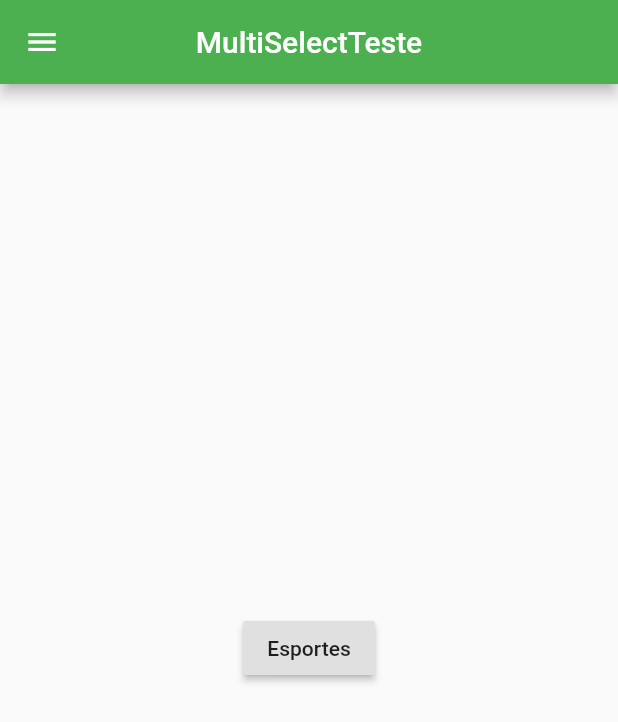
After one commit to neimarp/AppEventosFlutter, a Flutter app: the HomeScreen screen opened directly, swiped to page 4, on a phone screen of 412 x 824 dp. The commit adds this screen. Shown: the top 722 px of the screen. Run offline on Flutter 3.47's test engine with Material 2 defaults, Android fonts, the phone set to English and light mode, and no system bars; our stand-ins replace cloud_firestore, firebase_auth, firebase_storage, flutter_masked_text, font_awesome_flutter, google_sign_in and 2 more; accounts and stored records are empty.

Commit message:
multiselectwidget

```diff
--- a/lib/screens/home_screen.dart
+++ b/lib/screens/home_screen.dart
@@ -2,6 +2,7 @@ import 'package:flutter/material.dart';
 import 'package:loja/screens/cadastro_evento_screen.dart';
 import 'package:loja/screens/cadastro_usuario_screen.dart';
 import 'package:loja/screens/chat_screen.dart';
+import 'package:loja/screens/multiselect_teste.dart';
 import 'package:loja/tabs/home_tab.dart';
 import 'package:loja/widget/custom_drawer.dart';
 
@@ -40,6 +41,14 @@ class HomeScreen extends StatelessWidget {
           ),
           body: ChatScreen(),
         ),
+        Scaffold(
+          drawer: CustomDrawer(_pageController),
+          appBar: AppBar(
+            title: Text("MultiSelectTeste"),
+            centerTitle: true,
+          ),
+          body: MultiSelectScreen(),
+        ),
       ],
     );
 
--- /dev/null
+++ b/lib/screens/multiselect_teste.dart
@@ -0,0 +1,76 @@
+import 'package:cloud_firestore/cloud_firestore.dart';
+import 'package:flutter/material.dart';
+import 'package:loja/widget/multi_select.dart';
+
+class MultiSelectScreen extends StatefulWidget {
+  @override
+  _MultiSelectScreenState createState() => _MultiSelectScreenState();
+}
+
+class _MultiSelectScreenState extends State<MultiSelectScreen> {
+
+  Firestore _firestore = Firestore.instance;
+
+  List<dynamic> reportList = [];
+
+  void _searchEsportes() async {
+    var esportes = await _firestore.collection("esportes").orderBy("nome").getDocuments();
+    reportList = esportes.documents.map((e){
+      return e.data["nome"];
+    }).toList();
+    //print(reportList);
+  }
+
+  List<dynamic> selectedReportList = List();
+
+  _showReportDialog() {
+    showDialog(
+      context: context,
+      builder: (BuildContext context) {
+        return AlertDialog(
+            title: Text("Selecione os Esportes"),
+            content: MultiSelect(
+              reportList,
+              onSelectionChanged: (selectedList) {
+                setState(() {
+                  selectedReportList = selectedList;
+                });
+              }
+            ),
+            actions: <Widget>[
+              FlatButton(
+                child: Text("confirmar"),
+                onPressed: () {
+                  //print(selectedReportList);
+                  Navigator.of(context).pop();
+                },
+              )
+            ],
+          );
+      }
+    );
+  }
+
+  @override
+  void initState() {
+    super.initState();
+    _searchEsportes();
+  }
+
+  @override
+  Widget build(BuildContext context) {
+    return Column(
+      mainAxisAlignment: MainAxisAlignment.center,
+      crossAxisAlignment: CrossAxisAlignment.center,
+      children: <Widget>[
+        Center(
+          child: RaisedButton(
+            child: Text("Esportes"),
+            onPressed: () => _showReportDialog(),
+          ),
+        ),
+        Text(selectedReportList.join(" , ")),
+      ],
+    );
+  }
+}
--- a/lib/widget/custom_drawer.dart
+++ b/lib/widget/custom_drawer.dart
@@ -135,6 +135,7 @@ class CustomDrawer extends StatelessWidget {
               DrawerTile(Icons.home, "Eventos", pageController, 0),
               DrawerTile(Icons.event, "Cadastro Evento", pageController, 1),
               DrawerTile(Icons.chat, "Chat", pageController, 2),
+              DrawerTile(Icons.chat, "MultiSelectTest", pageController, 3),
 
             ],
           )
```
Also changed, not shown: lib/widget/multi_select.dart (added, +51 -0 lines), lib/widget/multi_select_um.dart (added, +42 -0 lines).
